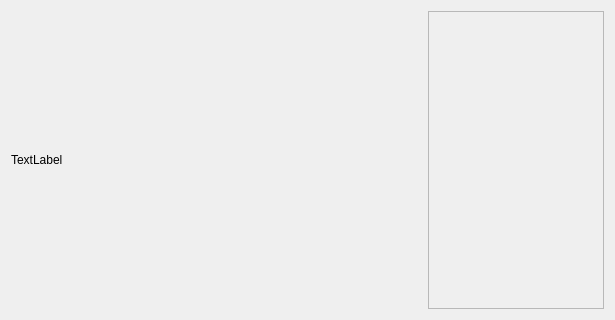
Old version of the form Widgets/colview.ui in the repository timseed/QCollimate.
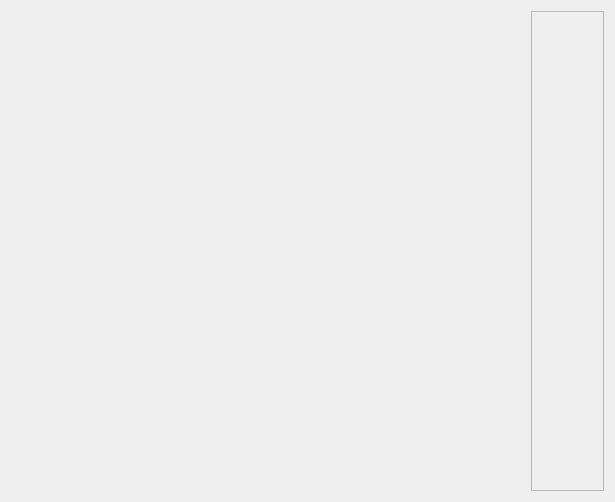
New version of the form. Custom widgets are drawn as their Qt base class.

Diff of the .ui file:
```diff
--- a/Widgets/colview.ui
+++ b/Widgets/colview.ui
@@ -13,14 +13,7 @@
   <property name="windowTitle">
    <string>Form</string>
   </property>
-  <layout class="QGridLayout" name="gridLayout" columnstretch="7,3">
-   <item row="1" column="0">
-    <widget class="QLabel" name="label">
-     <property name="text">
-      <string>TextLabel</string>
-     </property>
-    </widget>
-   </item>
+  <layout class="QGridLayout" name="gridLayout" columnstretch="7,1">
    <item row="1" column="1">
     <widget class="QFrame" name="frame">
      <property name="frameShape">
@@ -42,6 +35,16 @@
      </layout>
     </widget>
    </item>
+   <item row="1" column="0">
+    <widget class="QWidget" name="w_video" native="true">
+     <property name="minimumSize">
+      <size>
+       <width>480</width>
+       <height>480</height>
+      </size>
+     </property>
+    </widget>
+   </item>
   </layout>
  </widget>
  <customwidgets>
```
